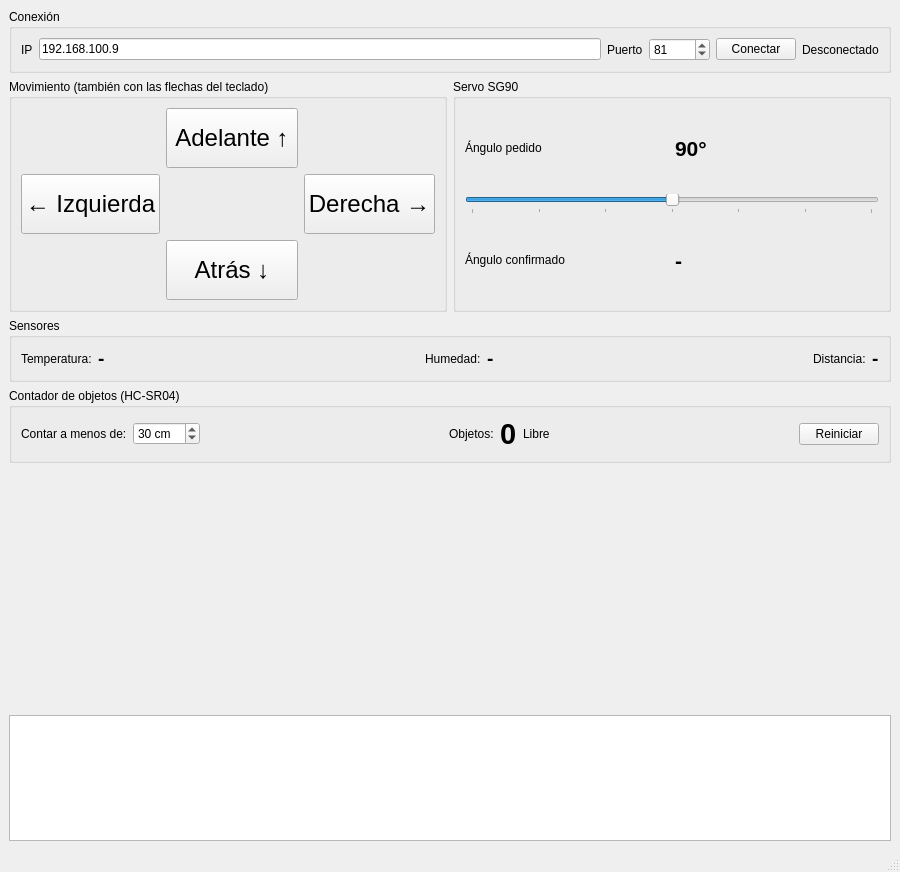
reginamichel0024-sketch/Practica4, file mainwindow.ui: the form before one commit.
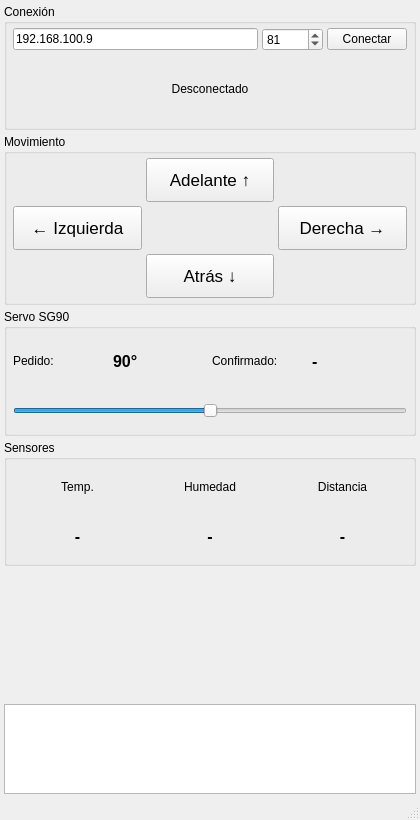
The form after the commit. Custom widgets are drawn as their Qt base class.

What changed in the file:
```diff
--- a/mainwindow.ui
+++ b/mainwindow.ui
@@ -6,43 +6,72 @@
    <rect>
     <x>0</x>
     <y>0</y>
-    <width>900</width>
-    <height>872</height>
+    <width>420</width>
+    <height>820</height>
    </rect>
   </property>
+  
+  
   <property name="windowTitle">
    <string>Práctica 2 - Carrito ESP32-S3 - Michel</string>
   </property>
   <widget class="QWidget" name="centralwidget">
    <layout class="QVBoxLayout" name="verticalLayout">
+    <property name="spacing">
+     <number>4</number>
+    </property>
+    <property name="leftMargin">
+     <number>4</number>
+    </property>
+    <property name="topMargin">
+     <number>4</number>
+    </property>
+    <property name="rightMargin">
+     <number>4</number>
+    </property>
+    <property name="bottomMargin">
+     <number>4</number>
+    </property>
+    
+    
     <item>
      <widget class="QGroupBox" name="grupoConexion">
       <property name="title">
        <string>Conexión</string>
       </property>
-      <layout class="QHBoxLayout" name="horizontalLayout">
-       <item>
-        <widget class="QLabel" name="label">
-         <property name="text">
-          <string>IP</string>
-         </property>
-        </widget>
-       </item>
-       <item>
+      
+      <layout class="QGridLayout" name="gridConexion">
+       <property name="leftMargin">
+        <number>6</number>
+       </property>
+       <property name="topMargin">
+        <number>4</number>
+       </property>
+       <property name="rightMargin">
+        <number>6</number>
+       </property>
+       <property name="bottomMargin">
+        <number>4</number>
+       </property>
+       <property name="horizontalSpacing">
+        <number>4</number>
+       </property>
+       <property name="verticalSpacing">
+        <number>4</number>
+       </property>
+       
+       <item row="0" column="0">
         <widget class="QLineEdit" name="lineEditIp">
          <property name="text">
           <string>192.168.100.9</string>
          </property>
-        </widget>
-       </item>
-       <item>
-        <widget class="QLabel" name="label_2">
-         <property name="text">
-          <string>Puerto</string>
+         <property name="inputMethodHints">
+          <set>Qt::InputMethodHint::ImhPreferNumbers</set>
          </property>
         </widget>
        </item>
-       <item>
+       
+       <item row="0" column="1">
         <widget class="QSpinBox" name="spinPuerto">
          <property name="maximum">
           <number>65535</number>
@@ -52,128 +81,243 @@
          </property>
         </widget>
        </item>
-       <item>
+       
+       <item row="0" column="2">
         <widget class="QPushButton" name="botonConectar">
          <property name="text">
           <string>Conectar</string>
          </property>
         </widget>
        </item>
-       <item>
+       
+       <item row="1" column="0" colspan="3">
         <widget class="QLabel" name="etiquetaEstado">
+         <property name="alignment">
+          <set>Qt::AlignmentFlag::AlignCenter</set>
+         </property>
          <property name="text">
           <string>Desconectado</string>
          </property>
         </widget>
        </item>
+       
       </layout>
      </widget>
     </item>
-    <item>
-     <layout class="QHBoxLayout" name="layoutControles">
+    
+    
       <item>
        <widget class="QGroupBox" name="grupoMovimiento">
         <property name="title">
-         <string>Movimiento (también con las flechas del teclado)</string>
-        </property>
+       <string>Movimiento</string>
+      </property>
+      
         <layout class="QGridLayout" name="gridMovimiento">
-         <item row="3" column="2">
-          <widget class="QPushButton" name="botonAdelante">
-           <property name="minimumSize">
-            <size>
-             <width>130</width>
-             <height>60</height>
-            </size>
-           </property>
-           <property name="font">
-            <font>
-             <pointsize>18</pointsize>
-            </font>
-           </property>
-           <property name="focusPolicy">
-            <enum>Qt::FocusPolicy::NoFocus</enum>
-           </property>
-           <property name="text">
-            <string>Atrás ↓</string>
-           </property>
-          </widget>
-         </item>
-         <item row="0" column="2">
+       <property name="leftMargin">
+        <number>6</number>
+       </property>
+       <property name="topMargin">
+        <number>4</number>
+       </property>
+       <property name="rightMargin">
+        <number>6</number>
+       </property>
+       <property name="bottomMargin">
+        <number>4</number>
+       </property>
+       <property name="horizontalSpacing">
+        <number>4</number>
+       </property>
+       <property name="verticalSpacing">
+        <number>4</number>
+       </property>
+       
+       <item row="0" column="1">
           <widget class="QPushButton" name="botonAtras">
+         
+ 
            <property name="minimumSize">
             <size>
-             <width>130</width>
-             <height>60</height>
-            </size>
-           </property>
+           <width>90</width>
+           <height>44</height>
+          </size>
+         </property>
+         
+ 
+         <property name="sizePolicy">
+          <sizepolicy hsizetype="Expanding" vsizetype="Fixed">
+           <horstretch>0</horstretch>
+           <verstretch>0</verstretch>
+          </sizepolicy>
+         </property>
+         
+ 
+         <property name="focusPolicy">
+          <enum>Qt::FocusPolicy::NoFocus</enum>
+         </property>
+         
+ 
            <property name="font">
             <font>
-             <pointsize>18</pointsize>
-            </font>
-           </property>
-           <property name="focusPolicy">
-            <enum>Qt::FocusPolicy::NoFocus</enum>
-           </property>
+           <pointsize>13</pointsize>
+          </font>
+         </property>
+         
+ 
            <property name="text">
             <string>Adelante ↑</string>
            </property>
           </widget>
          </item>
-         <item row="2" column="0">
+       
+       <item row="1" column="0">
           <widget class="QPushButton" name="botonDerecha">
+         
+ 
            <property name="minimumSize">
             <size>
-             <width>130</width>
-             <height>60</height>
-            </size>
-           </property>
+           <width>90</width>
+           <height>44</height>
+          </size>
+         </property>
+         
+ 
+         <property name="sizePolicy">
+          <sizepolicy hsizetype="Expanding" vsizetype="Fixed">
+           <horstretch>0</horstretch>
+           <verstretch>0</verstretch>
+          </sizepolicy>
+         </property>
+         
+ 
+         <property name="focusPolicy">
+          <enum>Qt::FocusPolicy::NoFocus</enum>
+         </property>
+         
+ 
            <property name="font">
             <font>
-             <pointsize>18</pointsize>
-            </font>
-           </property>
-           <property name="focusPolicy">
-            <enum>Qt::FocusPolicy::NoFocus</enum>
-           </property>
+           <pointsize>13</pointsize>
+          </font>
+         </property>
+         
+ 
            <property name="text">
             <string>← Izquierda</string>
            </property>
           </widget>
          </item>
-         <item row="2" column="3">
+       
+       <item row="1" column="2">
           <widget class="QPushButton" name="botonIzquierda">
+         
+ 
            <property name="minimumSize">
             <size>
-             <width>130</width>
-             <height>60</height>
-            </size>
-           </property>
+           <width>90</width>
+           <height>44</height>
+          </size>
+         </property>
+         
+ 
+         <property name="sizePolicy">
+          <sizepolicy hsizetype="Expanding" vsizetype="Fixed">
+           <horstretch>0</horstretch>
+           <verstretch>0</verstretch>
+          </sizepolicy>
+         </property>
+         
+ 
+         <property name="focusPolicy">
+          <enum>Qt::FocusPolicy::NoFocus</enum>
+         </property>
+         
+ 
            <property name="font">
             <font>
-             <pointsize>18</pointsize>
-            </font>
-           </property>
-           <property name="focusPolicy">
-            <enum>Qt::FocusPolicy::NoFocus</enum>
-           </property>
+           <pointsize>13</pointsize>
+          </font>
+         </property>
+         
+ 
            <property name="text">
             <string>Derecha →</string>
            </property>
           </widget>
          </item>
+       
+       <item row="2" column="1">
+        <widget class="QPushButton" name="botonAdelante">
+         
+ 
+         <property name="minimumSize">
+          <size>
+           <width>90</width>
+           <height>44</height>
+          </size>
+         </property>
+         
+ 
+         <property name="sizePolicy">
+          <sizepolicy hsizetype="Expanding" vsizetype="Fixed">
+           <horstretch>0</horstretch>
+           <verstretch>0</verstretch>
+          </sizepolicy>
+         </property>
+         
+ 
+         <property name="focusPolicy">
+          <enum>Qt::FocusPolicy::NoFocus</enum>
+         </property>
+         
+ 
+         <property name="font">
+          <font>
+           <pointsize>13</pointsize>
+          </font>
+         </property>
+         
+ 
+         <property name="text">
+          <string>Atrás ↓</string>
+         </property>
+        </widget>
+       </item>
+       
         </layout>
        </widget>
       </item>
+    
+    
       <item>
        <widget class="QGroupBox" name="grupoServo">
         <property name="title">
          <string>Servo SG90</string>
         </property>
         <layout class="QGridLayout" name="gridServo">
-         <item row="2" column="0">
-          <widget class="QLabel" name="label_4">
+       <property name="leftMargin">
+        <number>6</number>
+       </property>
+       <property name="topMargin">
+        <number>4</number>
+       </property>
+       <property name="rightMargin">
+        <number>6</number>
+       </property>
+       <property name="bottomMargin">
+        <number>4</number>
+       </property>
+       <property name="horizontalSpacing">
+        <number>4</number>
+       </property>
+       <property name="verticalSpacing">
+        <number>4</number>
+       </property>
+       
+       <item row="0" column="0">
+        <widget class="QLabel" name="label_3">
            <property name="text">
-            <string>Ángulo confirmado</string>
+          <string>Pedido:</string>
            </property>
           </widget>
          </item>
@@ -181,7 +325,7 @@
           <widget class="QLabel" name="etiquetaPedido">
            <property name="font">
             <font>
-             <pointsize>16</pointsize>
+           <pointsize>12</pointsize>
              <bold>true</bold>
             </font>
            </property>
@@ -190,18 +334,20 @@
            </property>
           </widget>
          </item>
-         <item row="0" column="0">
-          <widget class="QLabel" name="label_3">
+       
+       <item row="0" column="2">
+        <widget class="QLabel" name="label_4">
            <property name="text">
-            <string>Ángulo pedido</string>
+          <string>Confirmado:</string>
            </property>
           </widget>
          </item>
-         <item row="2" column="1">
+       
+       <item row="0" column="3">
           <widget class="QLabel" name="etiquetaConfirmado">
            <property name="font">
             <font>
-             <pointsize>16</pointsize>
+           <pointsize>12</pointsize>
              <bold>true</bold>
             </font>
            </property>
@@ -210,11 +356,24 @@
            </property>
           </widget>
          </item>
-         <item row="1" column="0" colspan="2">
+       
+       <item row="1" column="0" colspan="4">
           <widget class="QSlider" name="deslizadorAngulo">
+         
+ 
            <property name="focusPolicy">
             <enum>Qt::FocusPolicy::NoFocus</enum>
            </property>
+         
+ 
+         <property name="minimumSize">
+          <size>
+           <width>0</width>
+           <height>36</height>
+          </size>
+         </property>
+         
+ 
            <property name="maximum">
             <number>180</number>
            </property>
@@ -224,232 +383,178 @@
            <property name="orientation">
             <enum>Qt::Orientation::Horizontal</enum>
            </property>
-           <property name="tickPosition">
-            <enum>QSlider::TickPosition::TicksBelow</enum>
-           </property>
-           <property name="tickInterval">
-            <number>30</number>
-           </property>
-          </widget>
-         </item>
+        </widget>
+       </item>
+       
         </layout>
        </widget>
       </item>
-     </layout>
-    </item>
+    
+    
     <item>
      <widget class="QGroupBox" name="grupoSensores">
       <property name="title">
        <string>Sensores</string>
       </property>
-      <layout class="QHBoxLayout" name="layoutSensores">
-       <item>
+      
+      <layout class="QGridLayout" name="gridSensores">
+       <property name="leftMargin">
+        <number>6</number>
+       </property>
+       <property name="topMargin">
+        <number>4</number>
+       </property>
+       <property name="rightMargin">
+        <number>6</number>
+       </property>
+       <property name="bottomMargin">
+        <number>4</number>
+       </property>
+       <property name="horizontalSpacing">
+        <number>4</number>
+       </property>
+       <property name="verticalSpacing">
+        <number>4</number>
+       </property>
+       
+       <item row="0" column="0">
         <widget class="QLabel" name="label_7">
-         <property name="text">
-          <string>Temperatura:</string>
+         <property name="alignment">
+          <set>Qt::AlignmentFlag::AlignCenter</set>
          </property>
-        </widget>
-       </item>
-       <item>
-        <widget class="QLabel" name="etiquetaTemperatura">
-         <property name="font">
-          <font>
-           <pointsize>14</pointsize>
-           <bold>true</bold>
-          </font>
-         </property>
          <property name="text">
-          <string>-</string>
+          <string>Temp.</string>
          </property>
         </widget>
        </item>
-       <item>
-        <spacer name="sp1">
-         <property name="orientation">
-          <enum>Qt::Orientation::Horizontal</enum>
-         </property>
-         <property name="sizeHint" stdset="0">
-          <size>
-           <width>20</width>
-           <height>20</height>
-          </size>
-         </property>
-        </spacer>
-       </item>
-       <item>
+       
+       <item row="0" column="1">
         <widget class="QLabel" name="label_8">
-         <property name="text">
-          <string>Humedad:</string>
+         <property name="alignment">
+          <set>Qt::AlignmentFlag::AlignCenter</set>
          </property>
-        </widget>
-       </item>
-       <item>
-        <widget class="QLabel" name="etiquetaHumedad">
-         <property name="font">
-          <font>
-           <pointsize>14</pointsize>
-           <bold>true</bold>
-          </font>
-         </property>
          <property name="text">
-          <string>-</string>
+          <string>Humedad</string>
          </property>
         </widget>
        </item>
-       <item>
-        <spacer name="sp2">
-         <property name="orientation">
-          <enum>Qt::Orientation::Horizontal</enum>
-         </property>
-         <property name="sizeHint" stdset="0">
-          <size>
-           <width>20</width>
-           <height>20</height>
-          </size>
-         </property>
-        </spacer>
-       </item>
-       <item>
+       
+       <item row="0" column="2">
         <widget class="QLabel" name="label_9">
+         <property name="alignment">
+          <set>Qt::AlignmentFlag::AlignCenter</set>
+         </property>
          <property name="text">
-          <string>Distancia:</string>
+          <string>Distancia</string>
          </property>
         </widget>
        </item>
-       <item>
+       
+       <item row="1" column="0">
+        <widget class="QLabel" name="etiquetaTemperatura">
+         <property name="font">
+          <font>
+           <pointsize>12</pointsize>
+           <bold>true</bold>
+          </font>
+         </property>
+         <property name="alignment">
+          <set>Qt::AlignmentFlag::AlignCenter</set>
+         </property>
+         <property name="text">
+          <string>-</string>
+         </property>
+        </widget>
+       </item>
+       
+       <item row="1" column="1">
+        <widget class="QLabel" name="etiquetaHumedad">
+         <property name="font">
+          <font>
+           <pointsize>12</pointsize>
+           <bold>true</bold>
+          </font>
+         </property>
+         <property name="alignment">
+          <set>Qt::AlignmentFlag::AlignCenter</set>
+         </property>
+         <property name="text">
+          <string>-</string>
+         </property>
+        </widget>
+       </item>
+       
+       <item row="1" column="2">
         <widget class="QLabel" name="etiquetaDistancia">
          <property name="font">
           <font>
-           <pointsize>14</pointsize>
+           <pointsize>12</pointsize>
            <bold>true</bold>
           </font>
          </property>
+         <property name="alignment">
+          <set>Qt::AlignmentFlag::AlignCenter</set>
+         </property>
          <property name="text">
           <string>-</string>
          </property>
         </widget>
        </item>
+       
       </layout>
      </widget>
     </item>
-    <item>
-     <widget class="QGroupBox" name="grupoContador">
-      <property name="title">
-       <string>Contador de objetos (HC-SR04)</string>
-      </property>
-      <layout class="QHBoxLayout" name="layoutContador">
-       <item>
-        <widget class="QLabel" name="label_10">
-         <property name="text">
-          <string>Contar a menos de:</string>
-         </property>
-        </widget>
-       </item>
-       <item>
-        <widget class="QSpinBox" name="spinUmbral">
-         <property name="focusPolicy">
-          <enum>Qt::FocusPolicy::ClickFocus</enum>
-         </property>
-         <property name="suffix">
-          <string> cm</string>
-         </property>
-         <property name="minimum">
-          <number>5</number>
-         </property>
-         <property name="maximum">
-          <number>150</number>
-         </property>
-         <property name="value">
-          <number>30</number>
-         </property>
-        </widget>
-       </item>
-       <item>
-        <spacer name="sp4">
-         <property name="orientation">
-          <enum>Qt::Orientation::Horizontal</enum>
-         </property>
-         <property name="sizeHint" stdset="0">
-          <size>
-           <width>20</width>
-           <height>20</height>
-          </size>
-         </property>
-        </spacer>
-       </item>
-       <item>
-        <widget class="QLabel" name="label_11">
-         <property name="text">
-          <string>Objetos:</string>
-         </property>
-        </widget>
-       </item>
-       <item>
-        <widget class="QLabel" name="etiquetaContador">
-         <property name="font">
-          <font>
-           <pointsize>22</pointsize>
-           <bold>true</bold>
-          </font>
-         </property>
-         <property name="text">
-          <string>0</string>
-         </property>
-        </widget>
-       </item>
-       <item>
-        <widget class="QLabel" name="etiquetaPresencia">
-         <property name="text">
-          <string>Libre</string>
-         </property>
-        </widget>
-       </item>
-       <item>
-        <spacer name="sp5">
-         <property name="orientation">
-          <enum>Qt::Orientation::Horizontal</enum>
-         </property>
-         <property name="sizeHint" stdset="0">
-          <size>
-           <width>20</width>
-           <height>20</height>
-          </size>
-         </property>
-        </spacer>
-       </item>
-       <item>
-        <widget class="QPushButton" name="botonReiniciarContador">
-         <property name="focusPolicy">
-          <enum>Qt::FocusPolicy::NoFocus</enum>
-         </property>
-         <property name="text">
-          <string>Reiniciar</string>
-         </property>
-        </widget>
-       </item>
-      </layout>
-     </widget>
-    </item>
+    
+    
     <item>
      <widget class="QChartView" name="graficaDistancia" native="true">
       <property name="minimumSize">
        <size>
         <width>0</width>
-        <height>240</height>
-       </size>
-      </property>
-     </widget>
-    </item>
-    <item>
-     <widget class="QPlainTextEdit" name="registro">
-      <property name="maximumSize">
-       <size>
-        <width>16777215</width>
         <height>130</height>
        </size>
       </property>
+      
+ 
+      <property name="maximumSize">
+       <size>
+        <width>16777215</width>
+        <height>160</height>
+       </size>
+      </property>
      </widget>
     </item>
+    
+    
+    <item>
+     <widget class="QPlainTextEdit" name="registro">
+      
+ 
+      <property name="minimumSize">
+       <size>
+        <width>0</width>
+        <height>50</height>
+       </size>
+      </property>
+      
+ 
+      <property name="maximumSize">
+       <size>
+        <width>16777215</width>
+        <height>90</height>
+       </size>
+      </property>
+      
+ 
+      <property name="font">
+       <font>
+        <pointsize>8</pointsize>
+       </font>
+      </property>
+     </widget>
+    </item>
+    
+   
    </layout>
   </widget>
   <widget class="QMenuBar" name="menubar">
```
Left out of the diff: 45 changed lines with no effect on the pictures. Lines whose indentation alone changed are shown as unchanged.
